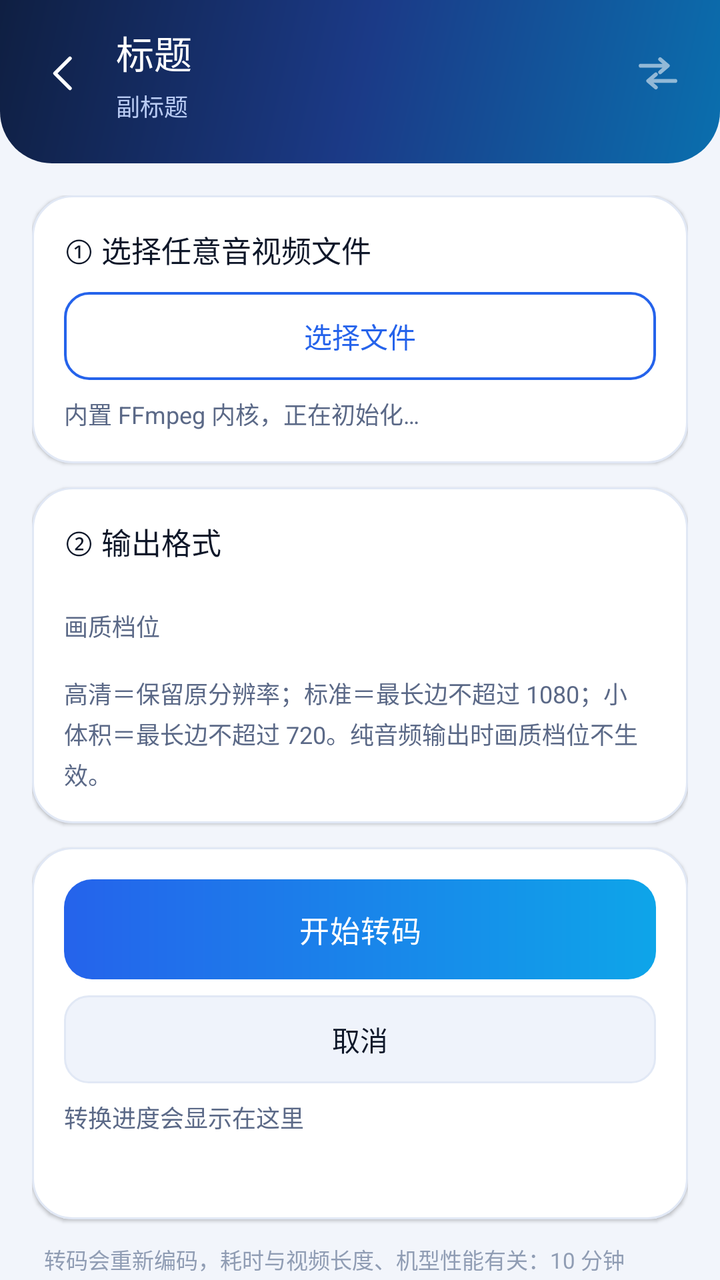
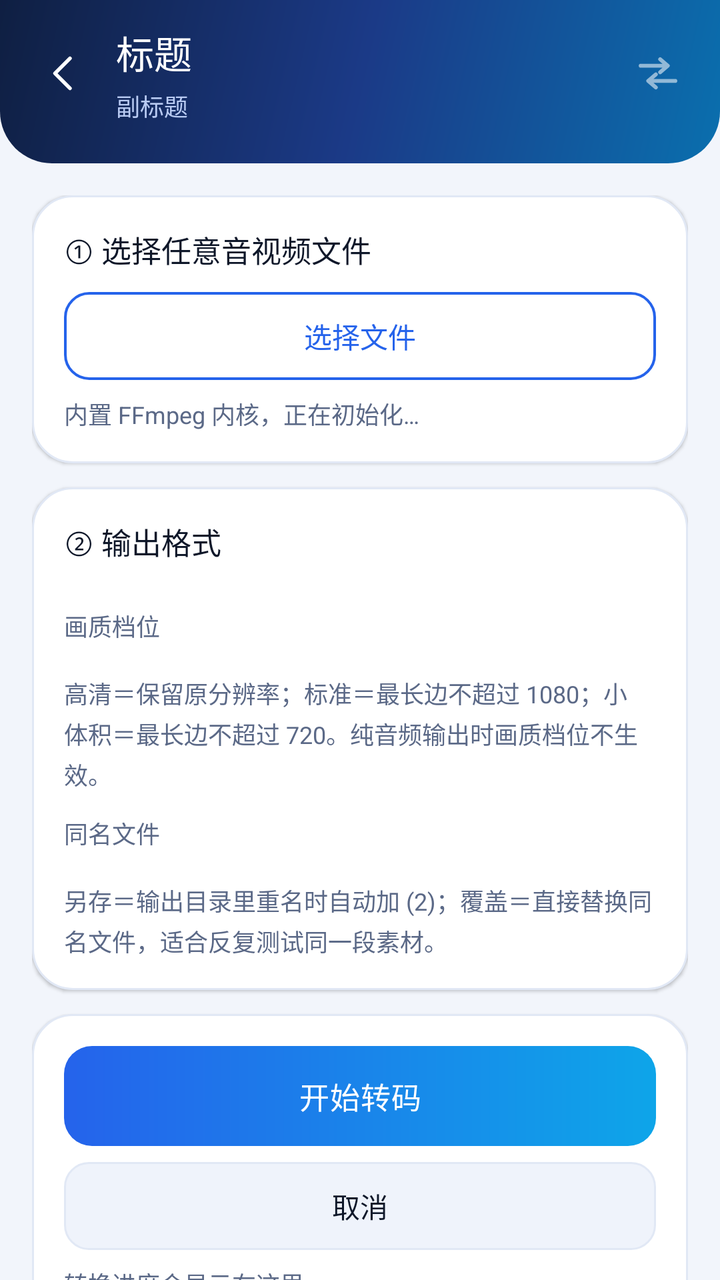

The first picture is an Android layout as it rendered before a commit; the second is the same layout after the commit. The layout source and the unified diff follow.
<!-- AndroidManifest.xml: application theme AppTheme -->
<!-- res/layout/activity_convert.xml -->
<?xml version="1.0" encoding="utf-8"?>
<ScrollView xmlns:android="http://schemas.android.com/apk/res/android"
    android:layout_width="match_parent"
    android:layout_height="match_parent"
    android:background="@color/bg"
    android:fillViewport="true"
    android:scrollbars="none">

    <LinearLayout
        android:layout_width="match_parent"
        android:layout_height="wrap_content"
        android:orientation="vertical">

        <include layout="@layout/part_topbar" />

        <LinearLayout
            android:layout_width="match_parent"
            android:layout_height="wrap_content"
            android:orientation="vertical"
            android:paddingLeft="16dp"
            android:paddingTop="16dp"
            android:paddingRight="16dp"
            android:paddingBottom="28dp">

            <LinearLayout
                android:layout_width="match_parent"
                android:layout_height="wrap_content"
                android:background="@drawable/bg_card"
                android:elevation="1dp"
                android:orientation="vertical"
                android:padding="16dp">

                <TextView
                    android:layout_width="wrap_content"
                    android:layout_height="wrap_content"
                    android:text="① 选择任意音视频文件"
                    style="@style/CardText" />

                <Button
                    android:id="@+id/btnPickAny"
                    android:layout_width="match_parent"
                    android:layout_height="wrap_content"
                    android:layout_marginTop="10dp"
                    android:text="选择文件"
                    style="@style/GhostButton" />

                <TextView
                    android:id="@+id/tvAnyInfo"
                    android:layout_width="match_parent"
                    android:layout_height="wrap_content"
                    android:layout_marginTop="8dp"
                    android:text="内置 FFmpeg 内核，正在初始化…"
                    style="@style/CaptionText" />
            </LinearLayout>

            <LinearLayout
                android:layout_width="match_parent"
                android:layout_height="wrap_content"
                android:layout_marginTop="12dp"
                android:background="@drawable/bg_card"
                android:elevation="1dp"
                android:orientation="vertical"
                android:padding="16dp">

                <TextView
                    android:layout_width="wrap_content"
                    android:layout_height="wrap_content"
                    android:text="② 输出格式"
                    style="@style/CardText" />

                <HorizontalScrollView
                    android:layout_width="match_parent"
                    android:layout_height="wrap_content"
                    android:layout_marginTop="10dp"
                    android:scrollbars="none">

                    <LinearLayout
                        android:id="@+id/anyOutChips"
                        android:layout_width="wrap_content"
                        android:layout_height="wrap_content"
                        android:orientation="horizontal" />
                </HorizontalScrollView>

                <TextView
                    android:layout_width="wrap_content"
                    android:layout_height="wrap_content"
                    android:layout_marginTop="12dp"
                    android:text="画质档位"
                    style="@style/CaptionText" />

                <LinearLayout
                    android:id="@+id/anyQualityChips"
                    android:layout_width="match_parent"
                    android:layout_height="wrap_content"
                    android:layout_marginTop="8dp"
                    android:orientation="horizontal" />

                <TextView
                    android:layout_width="match_parent"
                    android:layout_height="wrap_content"
                    android:layout_marginTop="8dp"
                    android:text="高清＝保留原分辨率；标准＝最长边不超过 1080；小体积＝最长边不超过 720。纯音频输出时画质档位不生效。"
                    style="@style/CaptionText" />
            </LinearLayout>

            <LinearLayout
                android:layout_width="match_parent"
                android:layout_height="wrap_content"
                android:layout_marginTop="12dp"
                android:background="@drawable/bg_card"
                android:elevation="1dp"
                android:orientation="vertical"
                android:padding="16dp">

                <Button
                    android:id="@+id/btnAnyConvert"
                    android:layout_width="match_parent"
                    android:layout_height="wrap_content"
                    android:text="开始转码"
                    style="@style/PrimaryButton" />

                <Button
                    android:id="@+id/btnAnyCancel"
                    android:layout_width="match_parent"
                    android:layout_height="wrap_content"
                    android:layout_marginTop="8dp"
                    android:enabled="false"
                    android:text="取消"
                    style="@style/SoftButton" />

                <ProgressBar
                    android:id="@+id/pbAny"
                    android:layout_width="match_parent"
                    android:layout_height="wrap_content"
                    android:layout_marginTop="10dp"
                    android:indeterminateTint="@color/brand"
                    android:visibility="gone" />

                <TextView
                    android:id="@+id/tvAnyStatus"
                    android:layout_width="match_parent"
                    android:layout_height="wrap_content"
                    android:layout_marginTop="8dp"
                    android:text="转换进度会显示在这里"
                    style="@style/CaptionText" />

                <TextView
                    android:id="@+id/tvAnyLog"
                    android:layout_width="match_parent"
                    android:layout_height="wrap_content"
                    android:layout_marginTop="6dp"
                    android:fontFamily="monospace"
                    android:maxLines="2"
                    android:ellipsize="start"
                    android:textColor="@color/text_tertiary"
                    android:textSize="10.5sp" />

                <LinearLayout
                    android:id="@+id/anyResultHost"
                    android:layout_width="match_parent"
                    android:layout_height="wrap_content"
                    android:layout_marginTop="6dp"
                    android:orientation="vertical" />
            </LinearLayout>

            <TextView
                android:layout_width="match_parent"
                android:layout_height="wrap_content"
                android:layout_marginLeft="6dp"
                android:layout_marginTop="12dp"
                android:layout_marginRight="6dp"
                android:lineSpacingExtra="3dp"
                android:text="转码会重新编码，耗时与视频长度、机型性能有关：10 分钟 1080p 视频大约 1–4 分钟。大文件请留出足够空间。"
                android:textColor="@color/text_tertiary"
                android:textSize="11sp" />
        </LinearLayout>
    </LinearLayout>
</ScrollView>
<!-- res/layout/part_topbar.xml (included above) -->
<?xml version="1.0" encoding="utf-8"?>
<LinearLayout xmlns:android="http://schemas.android.com/apk/res/android"
    android:layout_width="match_parent"
    android:layout_height="wrap_content"
    android:background="@drawable/bg_topbar"
    android:orientation="vertical"
    android:paddingLeft="10dp"
    android:paddingTop="12dp"
    android:paddingRight="18dp"
    android:paddingBottom="20dp">

    <LinearLayout
        android:layout_width="match_parent"
        android:layout_height="wrap_content"
        android:gravity="center_vertical"
        android:orientation="horizontal">

        <ImageView
            android:id="@+id/btnBack"
            android:layout_width="44dp"
            android:layout_height="44dp"
            android:background="?android:attr/selectableItemBackgroundBorderless"
            android:contentDescription="返回"
            android:padding="10dp"
            android:src="@drawable/ic_back" />

        <LinearLayout
            android:layout_width="0dp"
            android:layout_height="wrap_content"
            android:layout_marginStart="4dp"
            android:layout_weight="1"
            android:orientation="vertical">

            <TextView
                android:id="@+id/tvTitle"
                android:layout_width="wrap_content"
                android:layout_height="wrap_content"
                android:fontFamily="sans-serif-medium"
                android:textColor="@color/white"
                android:textSize="19sp"
                android:text="标题" />

            <TextView
                android:id="@+id/tvSubtitle"
                android:layout_width="wrap_content"
                android:layout_height="wrap_content"
                android:layout_marginTop="4dp"
                android:textColor="@color/header_sub"
                android:textSize="12sp"
                android:text="副标题" />
        </LinearLayout>

        <ImageView
            android:id="@+id/ivHeaderIcon"
            android:layout_width="26dp"
            android:layout_height="26dp"
            android:alpha="0.55"
            android:contentDescription="@null"
            android:src="@drawable/ic_swap" />
    </LinearLayout>
</LinearLayout>
<!-- resources referenced by this layout -->
<resources>
  <color name="bg">#F2F5FB</color>
  <color name="brand">#2563EB</color>
  <color name="header_sub">#B9CBF3</color>
  <color name="text_tertiary">#909DB4</color>
  <color name="white">#FFFFFF</color>
  <!-- drawable bg_card (drawable) -->
  <?xml version="1.0" encoding="utf-8"?>
  <shape xmlns:android="http://schemas.android.com/apk/res/android" android:shape="rectangle">
      <solid android:color="@color/surface" />
      <corners android:radius="20dp" />
      <stroke android:width="1dp" android:color="@color/divider" />
  </shape>
  <!-- drawable bg_topbar (drawable) -->
  <?xml version="1.0" encoding="utf-8"?>
  <shape xmlns:android="http://schemas.android.com/apk/res/android" android:shape="rectangle">
      <gradient android:angle="315" android:startColor="@color/brand_deep" android:centerColor="@color/brand_mid" android:endColor="#0A6FAE" android:type="linear" />
      <corners android:bottomLeftRadius="26dp" android:bottomRightRadius="26dp" />
  </shape>
  <!-- drawable ic_back (drawable) -->
  <?xml version="1.0" encoding="utf-8"?>
  <vector xmlns:android="http://schemas.android.com/apk/res/android"
      android:width="24dp" android:height="24dp"
      android:viewportWidth="24" android:viewportHeight="24">
      <path android:pathData="M15,4.5L7.5,12L15,19.5" android:strokeColor="#FFFFFF" android:strokeWidth="1.8" android:fillColor="#00000000" android:strokeLineCap="round" android:strokeLineJoin="round" />
  </vector>
  <style name="CaptionText">
          <item name="android:textColor">@color/text_secondary</item>
          <item name="android:textSize">12sp</item>
          <item name="android:lineSpacingExtra">3sp</item>
      </style>
  <style name="CardText">
          <item name="android:textColor">@color/text_primary</item>
          <item name="android:textSize">15sp</item>
          <item name="android:fontFamily">sans-serif-medium</item>
      </style>
  <color name="surface">#FFFFFF</color>
  <color name="divider">#E1E8F5</color>
  <color name="brand_deep">#0F1F42</color>
  <color name="brand_mid">#1B3A87</color>
  <color name="text_secondary">#5B6987</color>
  <color name="text_primary">#0E1729</color>
  <!-- drawable bg_btn_ghost (drawable) -->
  <?xml version="1.0" encoding="utf-8"?>
  <ripple xmlns:android="http://schemas.android.com/apk/res/android" android:color="#1A2563EB">
      <item>
          <shape android:shape="rectangle">
              <solid android:color="@color/surface" />
              <corners android:radius="12dp" />
              <stroke android:width="1.2dp" android:color="@color/brand" />
          </shape>
      </item>
  </ripple>
  <!-- drawable bg_btn_primary (drawable) -->
  <?xml version="1.0" encoding="utf-8"?>
  <ripple xmlns:android="http://schemas.android.com/apk/res/android" android:color="#4DFFFFFF">
      <item>
          <shape android:shape="rectangle">
              <gradient android:angle="0" android:startColor="@color/brand" android:endColor="@color/accent" android:type="linear" />
              <corners android:radius="14dp" />
          </shape>
      </item>
  </ripple>
  <!-- drawable bg_btn_soft (drawable) -->
  <?xml version="1.0" encoding="utf-8"?>
  <ripple xmlns:android="http://schemas.android.com/apk/res/android" android:color="#220E1729">
      <item>
          <shape android:shape="rectangle">
              <solid android:color="@color/surface_alt" />
              <corners android:radius="12dp" />
              <stroke android:width="1dp" android:color="@color/divider" />
          </shape>
      </item>
  </ripple>
  <color name="accent">#0EA5E9</color>
  <color name="surface_alt">#EFF3FB</color>
  <!-- unchanged entries left out for length: 5 -->
</resources>

<!-- the commit's change to res/layout/activity_convert.xml (unified diff, before → after) -->
@@ -101,9 +101,31 @@
                     android:layout_marginTop="8dp"
                     android:text="高清＝保留原分辨率；标准＝最长边不超过 1080；小体积＝最长边不超过 720。纯音频输出时画质档位不生效。"
                     style="@style/CaptionText" />
+
+                <TextView
+                    android:layout_width="wrap_content"
+                    android:layout_height="wrap_content"
+                    android:layout_marginTop="12dp"
+                    android:text="同名文件"
+                    style="@style/CaptionText" />
+
+                <LinearLayout
+                    android:id="@+id/anyDupChips"
+                    android:layout_width="match_parent"
+                    android:layout_height="wrap_content"
+                    android:layout_marginTop="8dp"
+                    android:orientation="horizontal" />
+
+                <TextView
+                    android:layout_width="match_parent"
+                    android:layout_height="wrap_content"
+                    android:layout_marginTop="8dp"
+                    android:text="另存＝输出目录里重名时自动加 (2)；覆盖＝直接替换同名文件，适合反复测试同一段素材。"
+                    style="@style/CaptionText" />
             </LinearLayout>
 
             <LinearLayout
+                android:id="@+id/cardAnyAction"
                 android:layout_width="match_parent"
                 android:layout_height="wrap_content"
                 android:layout_marginTop="12dp"
